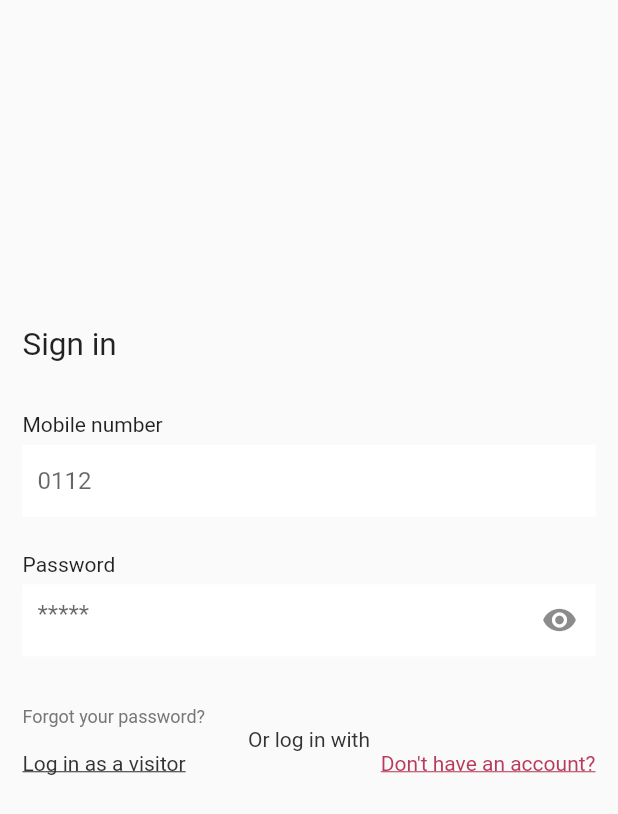
After one commit to MohamedFaraag/araabyy, a Flutter app: the Login screen opened directly, on a phone screen of 412 x 824 dp. The commit adds this screen. Shown: the top 814 px of the screen. Run offline on Flutter 3.47's test engine with Material 2 defaults, Android fonts, the phone set to English and light mode, and no system bars.

Commit message:
add Login

```diff
--- /dev/null
+++ b/lib/common/routes.dart
@@ -0,0 +1,8 @@
+import 'package:arabyy/ui/Login.dart';
+import 'package:arabyy/ui/home.dart';
+import 'package:flutter/material.dart';
+
+final Map<String, WidgetBuilder> routes = {
+  Home.routeName: (context) => Home(),
+  Login.routeName: (context) => Login()
+};
--- /dev/null
+++ b/lib/ui/Login.dart
@@ -0,0 +1,203 @@
+import 'package:arabyy/ui/home.dart';
+import 'package:flutter/material.dart';
+
+import '../sizeConfig.dart';
+
+class Login extends StatefulWidget {
+  static String routeName = '/Login';
+
+  @override
+  _LoginState createState() => _LoginState();
+}
+
+class _LoginState extends State<Login> {
+  String name = '', image;
+  GlobalKey<FormState> _formKey = GlobalKey<FormState>();
+
+  ///Varablie For Auth
+  var _phone;
+  var _password;
+
+  ///Var For Loading
+  bool _loading = false;
+  bool isObset = true;
+
+  ///Var For error
+  String errPhone;
+  String errPassword;
+  @override
+  @override
+  @override
+  Widget build(BuildContext context) {
+    return Scaffold(
+      body: SafeArea(
+        child: SingleChildScrollView(
+          child: Form(
+            key: _formKey,
+            child: Container(
+              width: double.infinity,
+              // color: Colors.black,
+              padding: EdgeInsets.all(15.0),
+              child: Stack(
+                children: [
+                  Container(
+                    child: Column(
+                      crossAxisAlignment: CrossAxisAlignment.start,
+                      mainAxisAlignment: MainAxisAlignment.spaceBetween,
+                      children: [
+                        Container(
+                          height: getProportionateScreenHeight(200),
+                          decoration: BoxDecoration(
+                              // color: Colors.black,
+
+                              ),
+                        ),
+                        Container(
+                          child: Column(
+                            // mainAxisAlignment: MainAxisAlignment.spaceAround,
+                            crossAxisAlignment: CrossAxisAlignment.start,
+                            children: [
+                              Text(
+                                'Sign in',
+                                style: TextStyle(fontSize: 21),
+                              ),
+                              SizedBox(
+                                height: getProportionateScreenHeight(31.5),
+                              ),
+                              Text('Mobile number'),
+                              SizedBox(
+                                height: getProportionateScreenHeight(5.5),
+                              ),
+
+                              ///For PhoneNumber
+                              Container(
+                                color: Colors.white,
+                                child: TextFormField(
+                                  onChanged: (value) {
+                                    setState(() {
+                                      _password = value;
+                                    });
+                                  },
+                                  keyboardType: TextInputType.phone,
+                                  cursorColor: Colors.black,
+                                  decoration: InputDecoration(
+                                    border: InputBorder.none,
+                                    // fillColor: Colors.black,
+                                    contentPadding: EdgeInsets.all(10),
+                                    hintText: '0112',
+                                  ),
+                                ),
+                              ),
+                              Text(
+                                "${errPhone ?? ''}",
+                                style: TextStyle(
+                                    fontSize: getProportionateScreenWidth(14),
+                                    color: Colors.red),
+                              ),
+                              SizedBox(
+                                height: getProportionateScreenHeight(5.5),
+                              ),
+                              Text('Password'),
+                              SizedBox(
+                                height: getProportionateScreenHeight(5.5),
+                              ),
+
+                              ///For Password
+                              Container(
+                                color: Colors.white,
+                                child: TextFormField(
+                                  onChanged: (value) {
+                                    setState(() {
+                                      _password = value;
+                                    });
+                                  },
+                                  keyboardType: TextInputType.phone,
+                                  cursorColor: Colors.black,
+                                  obscureText: isObset,
+                                  decoration: InputDecoration(
+                                    border: InputBorder.none,
+                                    // fillColor: Colors.black,
+                                    contentPadding: EdgeInsets.all(10),
+                                    hintText: '*****',
+                                    suffixIcon: GestureDetector(
+                                        onTap: () {
+                                          setState(() {
+                                            isObset = !isObset;
+                                          });
+                                        },
+                                        child: Icon(isObset
+                                            ? Icons.visibility
+                                            : Icons.visibility_off)),
+                                  ),
+                                ),
+                              ),
+                              Text(
+                                "${errPassword ?? ''}",
+                                style: TextStyle(
+                                    fontSize: getProportionateScreenWidth(14),
+                                    color: Colors.red),
+                              ),
+                              SizedBox(
+                                height: getProportionateScreenHeight(15),
+                              ),
+                            ],
+                          ),
+                        ),
+                        GestureDetector(
+                          onTap: () {},
+                          child: Text(
+                            'Forgot your password?',
+                            style: TextStyle(
+                                fontSize: 12, color: Color(0xFF777777)),
+                          ),
+                        ),
+                        Center(
+                          child: Text(
+                            'Or log in with',
+                            style: TextStyle(
+                                fontSize: 14, color: Color(0xFF333333)),
+                          ),
+                        ),
+                        Row(
+                          mainAxisAlignment: MainAxisAlignment.spaceBetween,
+                          children: [
+                            GestureDetector(
+                              onTap: () {
+                                Navigator.of(context)
+                                    .pushReplacementNamed(Home.routeName);
+                              },
+                              child: Text(
+                                'Log in as a visitor',
+                                style: TextStyle(
+                                    decoration: TextDecoration.underline,
+                                    color: Color(0xFF333333)),
+                              ),
+                            ),
+                            GestureDetector(
+                              onTap: () {
+                                print('I have not account');
+                                // Navigator.of(context)
+                                //     .pushReplacementNamed(SingUp.routeName);
+                              },
+                              child: Text(
+                                'Don\'t have an account?',
+                                style: TextStyle(
+                                  color: Color(0xFFB83B5E),
+                                  decoration: TextDecoration.underline,
+                                ),
+                              ),
+                            ),
+                          ],
+                        )
+                      ],
+                    ),
+                  )
+                ],
+              ),
+            ),
+          ),
+        ),
+      ),
+    );
+  }
+}
--- a/lib/ui/home.dart
+++ b/lib/ui/home.dart
@@ -1,34 +1,39 @@
-import 'package:flutter/material.dart' ;
+import 'package:flutter/material.dart';
 import 'package:arabyy/sizeConfig.dart';
 
 class Home extends StatelessWidget {
+  static String routeName = '/Home';
   @override
   Widget build(BuildContext context) {
     SizeConfig().init(context);
     return new Scaffold(
-
-      bottomNavigationBar: BottomNavigationBar(items: [
-        BottomNavigationBarItem(icon: Icon(Icons.adb),title:Text("test")),
-        BottomNavigationBarItem(icon: Icon(Icons.call),title:Text("us")),
-        BottomNavigationBarItem(icon: Icon(Icons.map),title:Text("visit")),
-
-      ],),
+        bottomNavigationBar: BottomNavigationBar(
+          items: [
+            BottomNavigationBarItem(icon: Icon(Icons.adb), title: Text("test")),
+            BottomNavigationBarItem(icon: Icon(Icons.call), title: Text("us")),
+            BottomNavigationBarItem(
+                icon: Icon(Icons.map), title: Text("visit")),
+          ],
+        ),
         appBar: new AppBar(
           backgroundColor: Colors.white,
           centerTitle: true,
-          title: new Image.asset("images/mm.jpg",height:getProportionateScreenHeight(60.00) ,width:getProportionateScreenWidth(800.00) , ),
-          leading:new IconButton(
-              icon: new Icon(Icons.note),color: Colors.grey,
-              onPressed: ()=> debugPrint("Icon Pressed")),
+          title: new Image.asset(
+            "images/mm.jpg",
+            height: getProportionateScreenHeight(60.00),
+            width: getProportionateScreenWidth(800.00),
+          ),
+          leading: new IconButton(
+              icon: new Icon(Icons.note),
+              color: Colors.grey,
+              onPressed: () => debugPrint("Icon Pressed")),
           elevation: 0,
           actions: [
             new IconButton(
-                icon: new Icon(Icons.search),color:Colors.grey,
+                icon: new Icon(Icons.search),
+                color: Colors.grey,
                 onPressed: () => debugPrint("Icon Pressed")),
-
           ],
-
-
         ),
         body: Padding(
           padding: const EdgeInsets.all(8.0),
@@ -37,7 +42,6 @@ class Home extends StatelessWidget {
               new Container(
                 color: Colors.white,
                 child: new Column(
-
                   children: [
                     Stack(
                       children: [
@@ -45,25 +49,24 @@ class Home extends StatelessWidget {
                           child: new Column(
                             crossAxisAlignment: CrossAxisAlignment.start,
                             children: [
-                            new Image.asset("images/mm.jpg",height:getProportionateScreenHeight(200.00) ,width:getProportionateScreenWidth(400.00)),
+                              new Image.asset("images/mm.jpg",
+                                  height: getProportionateScreenHeight(200.00),
+                                  width: getProportionateScreenWidth(400.00)),
                               new Text("test"),
                               new Text("50.00"),
                               new Text("instock"),
-
-                            new Image.asset("images/mm.jpg",height:getProportionateScreenHeight(200.00) ,width:getProportionateScreenWidth(400.00)),
+                              new Image.asset("images/mm.jpg",
+                                  height: getProportionateScreenHeight(200.00),
+                                  width: getProportionateScreenWidth(400.00)),
                               new Text("test"),
                               new Text("50.00"),
                               new Text("instock"),
-
-
-
                             ],
-
                           ),
-
                         ),
                         IconButton(
-                          icon: new Icon(Icons.favorite),color:Colors.grey,
+                            icon: new Icon(Icons.favorite),
+                            color: Colors.grey,
                             onPressed: () => debugPrint("Icon Pressed")),
                       ],
                     ),
```
Lines whose indentation alone changed are shown as unchanged.
